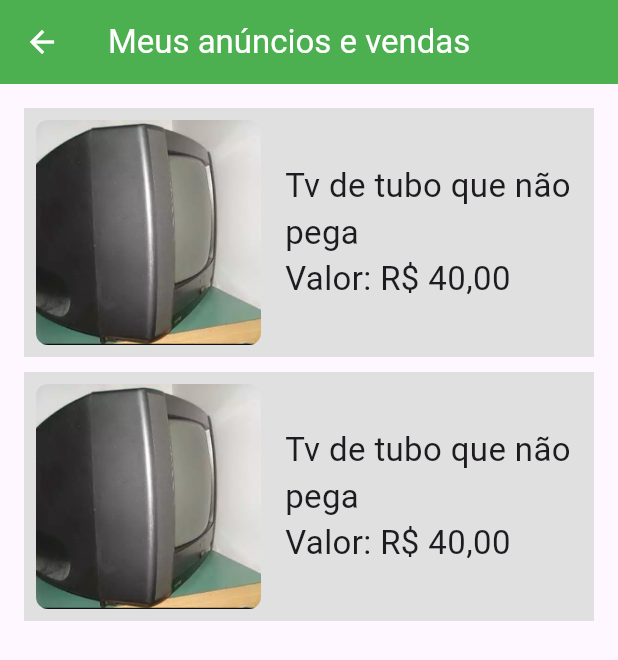
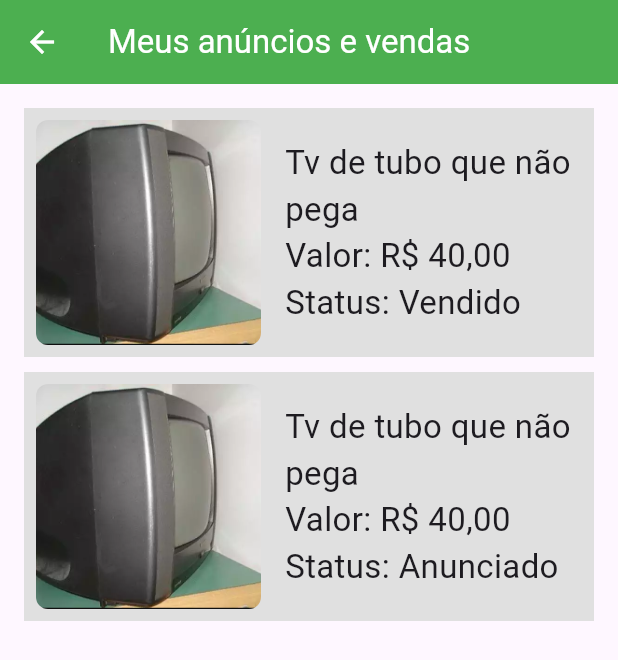
Before and after one commit to JonasHenriqueDev/TechCycle, a Flutter app: the screen it shows after launch, in the side drawer, after a tap on "Meus anúncios e vendas", on a phone screen of 412 x 824 dp. Shown: the top 660 px of the screen. Run offline on Flutter 3.47's test engine with Material 3 defaults, Android fonts, the phone set to English and light mode, and no system bars; our stand-ins replace geolocator, google_maps_flutter; generated files the repository leaves out were written again; network calls fail.

Commit message:
fix: correção na tela de anuncios

```diff
--- a/lib/src/view/AdvertsPage.dart
+++ b/lib/src/view/AdvertsPage.dart
@@ -37,7 +37,8 @@ class AdvertsPage extends StatelessWidget {
                   const Expanded(
                     child: Text(
                       'Tv de tubo que não pega \n'
-                          'Valor: R\$ 40,00',
+                          'Valor: R\$ 40,00\n'
+                            'Status: Vendido',
                       style: TextStyle(fontSize: 22),
                     ),
                   ),
@@ -63,7 +64,8 @@ class AdvertsPage extends StatelessWidget {
                   const Expanded(
                     child: Text(
                       'Tv de tubo que não pega \n'
-                          'Valor: R\$ 40,00',
+                          'Valor: R\$ 40,00\n'
+                            'Status: Anunciado',
                       style: TextStyle(fontSize: 22),
                     ),
                   ),
--- a/lib/src/view/HomePage.dart
+++ b/lib/src/view/HomePage.dart
@@ -10,7 +10,6 @@ import 'ProfilePage.dart';
 import 'DiscardsPage.dart';
 import 'AdvertsPage.dart';
 import 'NotificationsPage.dart';
-import 'SettingsPage.dart';
 import 'HelpPage.dart';
 
 void main() {
@@ -505,14 +504,6 @@ class _HomeScreenState extends State<HomeScreen> {
               },
             ),
             ListTile(
-              leading: Icon(Icons.settings),
-              title: Text('Configurações'),
-              onTap: () {
-                Navigator.pop(context);
-                _navigateToPage(SettingsPage());
-              },
-            ),
-            ListTile(
               leading: Icon(Icons.help),
               title: Text('Suporte'),
               onTap: () {
```
Also changed, not shown: lib/src/view/SettingsPage.dart (deleted, +0 -22 lines), 1 other file.
